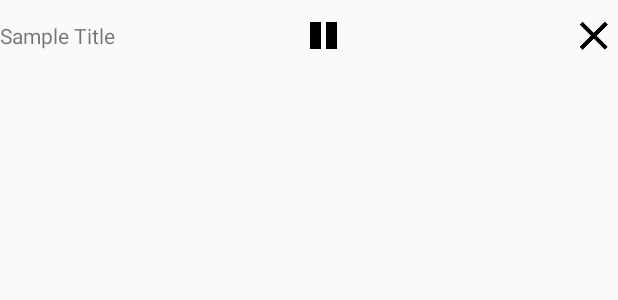
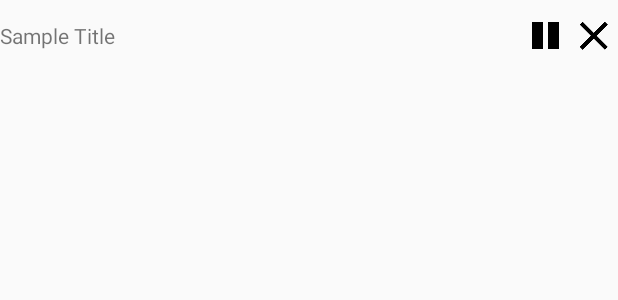
Before and after one commit to U-MA/HideoRadio, an Android app: the layout media_bar_view.xml on its own in the app's theme, with its tools: preview values and no code run, on a phone screen of 412 x 824 dp. Shown: the top 300 px of the screen. Run offline under Robolectric (Android 15) with nearby library versions, the phone set to English and light mode, and no system bars.

Commit message:
Move play_pause_button to the left of play_stop button

```diff
--- a/app/src/main/res/layout/media_bar_view.xml
+++ b/app/src/main/res/layout/media_bar_view.xml
@@ -30,6 +30,8 @@
             android:id="@+id/play_and_pause"
             android:layout_width="wrap_content"
             android:layout_height="48dp"
+            android:layout_toLeftOf="@+id/exit_button"
+            android:layout_toStartOf="@+id/exit_button"
             android:contentDescription="playback_play_pause"
             android:src="@drawable/ic_action_playback_pause"
             android:background="?android:selectableItemBackground"
```
